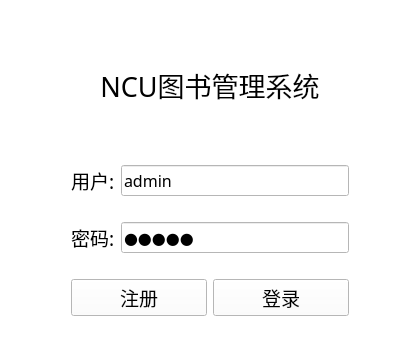
The window that Trip_Memory/ui/login_window.ui (musuwer/Program_Final_Assignment) describes before a commit, drawn with Qt 5.
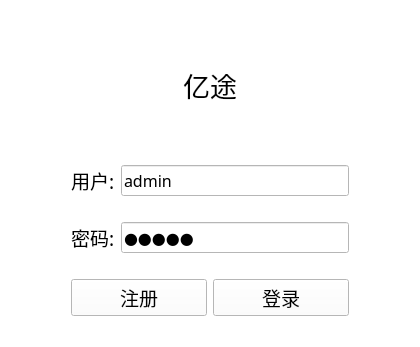
The same window after the commit.

```diff
--- a/Trip_Memory/ui/login_window.ui
+++ b/Trip_Memory/ui/login_window.ui
@@ -90,7 +90,7 @@
       </font>
      </property>
      <property name="text">
-      <string>NCU图书管理系统</string>
+      <string>亿途</string>
      </property>
      <property name="alignment">
       <set>Qt::AlignCenter</set>
```
Left out of the diff: 2 changed lines with no effect on the pictures.
